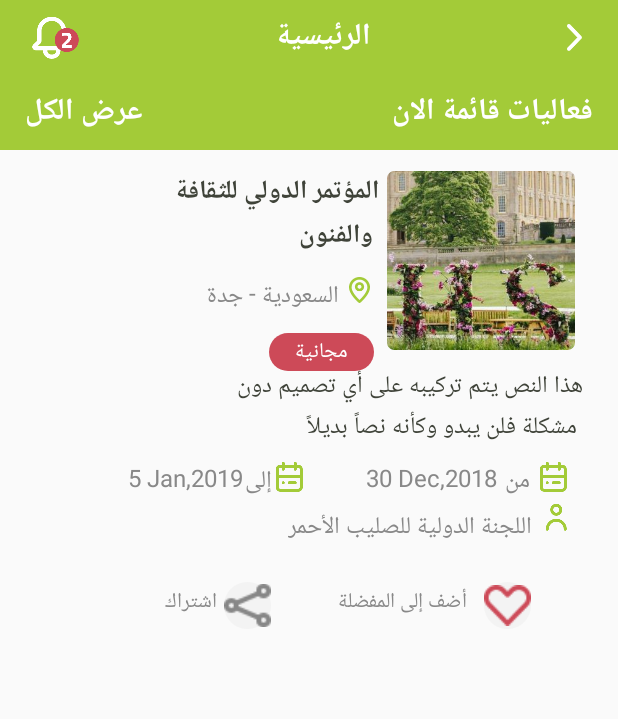
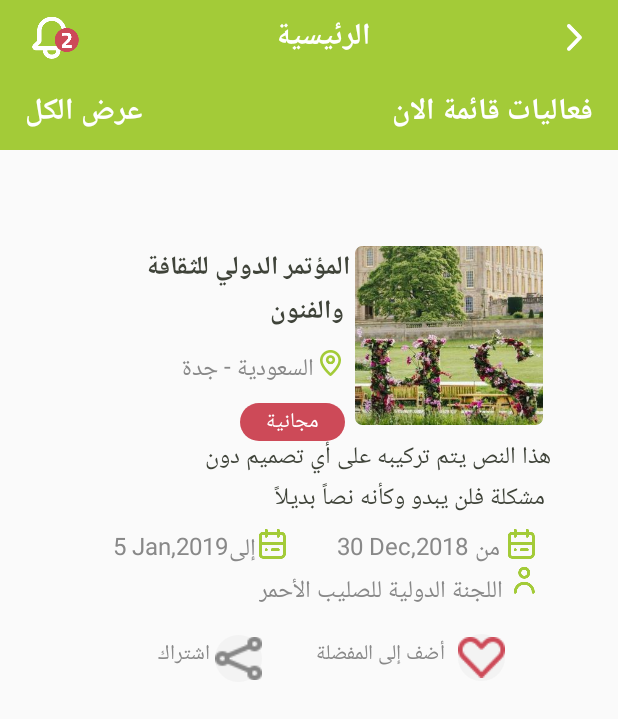
Before and after one commit to hashem-saqqa/EventSheet, an Android app: the Home screen opened directly, with no data from a screen before it, on a phone screen of 412 x 824 dp. Shown: the top 719 px of the screen. Run offline under Robolectric (Android 15) with nearby library versions, the phone set to English and light mode, and no system bars.

Commit message:
bar done

```diff
--- a/app/src/main/res/layout/activity_home.xml
+++ b/app/src/main/res/layout/activity_home.xml
@@ -35,8 +35,8 @@
 
                     <androidx.constraintlayout.widget.ConstraintLayout
                         android:id="@+id/Constraint1"
-                        android:layout_width="380dp"
-                        android:layout_height="400dp"
+                        android:layout_width="333dp"
+                        android:layout_height="347dp"
                         app:layout_constraintBottom_toBottomOf="parent"
                         app:layout_constraintEnd_toEndOf="parent"
                         app:layout_constraintHorizontal_bias="0.0"
```
